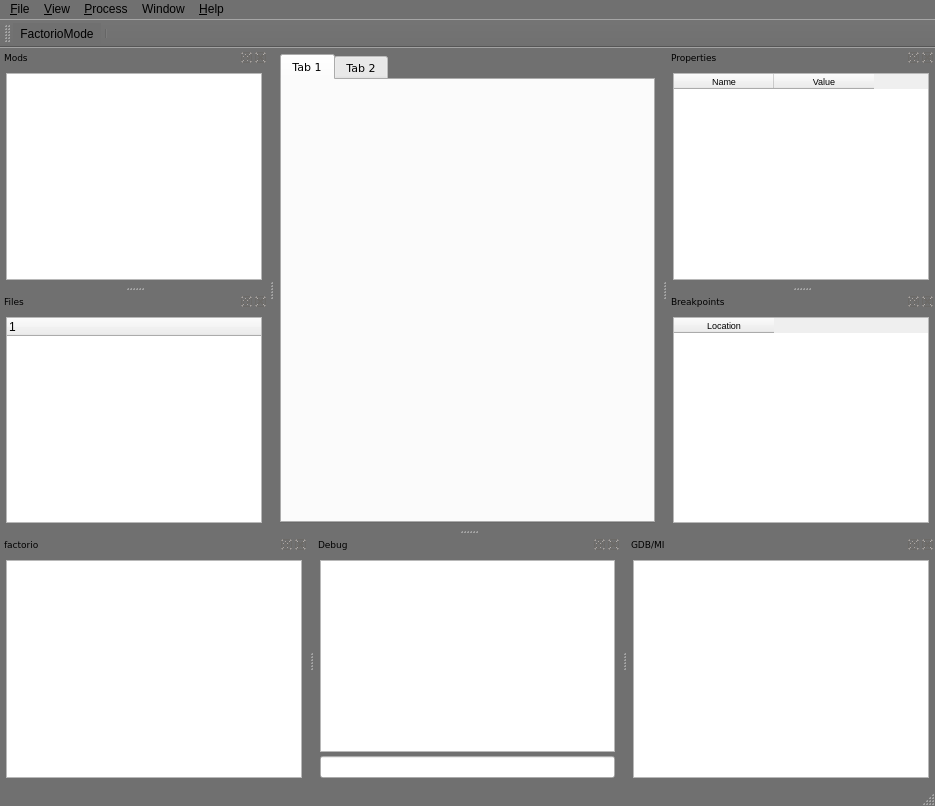
Qt form fdb/mainwindow.ui (mjml/fdb) before a commit.
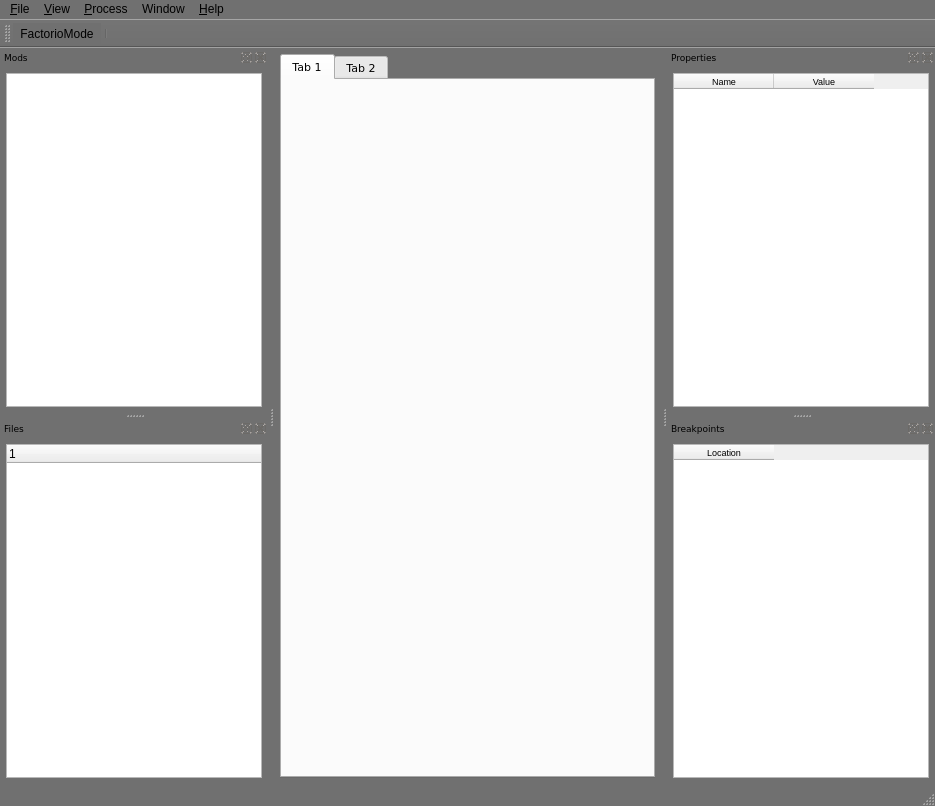
The same form after that commit. Icons and pictures are not drawn. Custom widgets are drawn as their Qt base class.

Commit message: reworked terminal dock started options dialog started wiring actions to MainWindow handlers (without success)

```diff
--- a/fdb/mainwindow.ui
+++ b/fdb/mainwindow.ui
@@ -134,117 +134,6 @@
    <addaction name="separator"/>
   </widget>
   <widget class="QStatusBar" name="statusBar"/>
-  <widget class="QTerminalDock" name="stdoutDock">
-   <property name="sizePolicy">
-    <sizepolicy hsizetype="Expanding" vsizetype="Expanding">
-     <horstretch>0</horstretch>
-     <verstretch>0</verstretch>
-    </sizepolicy>
-   </property>
-   <property name="minimumSize">
-    <size>
-     <width>102</width>
-     <height>101</height>
-    </size>
-   </property>
-   <property name="font">
-    <font>
-     <family>DejaVu Sans</family>
-     <pointsize>7</pointsize>
-    </font>
-   </property>
-   <property name="features">
-    <set>QDockWidget::AllDockWidgetFeatures</set>
-   </property>
-   <property name="windowTitle">
-    <string>factorio</string>
-   </property>
-   <attribute name="dockWidgetArea">
-    <number>8</number>
-   </attribute>
-   <widget class="QTerminalWidget" name="stdoutContents">
-    <layout class="QGridLayout" name="gridLayout">
-     <property name="leftMargin">
-      <number>6</number>
-     </property>
-     <property name="topMargin">
-      <number>6</number>
-     </property>
-     <property name="rightMargin">
-      <number>6</number>
-     </property>
-     <property name="bottomMargin">
-      <number>6</number>
-     </property>
-     <property name="spacing">
-      <number>4</number>
-     </property>
-     <item row="0" column="0">
-      <widget class="QPlainTextEdit" name="stdoutEdit"/>
-     </item>
-    </layout>
-   </widget>
-  </widget>
-  <widget class="QTerminalDock" name="gdbDock">
-   <property name="sizePolicy">
-    <sizepolicy hsizetype="Expanding" vsizetype="Expanding">
-     <horstretch>1</horstretch>
-     <verstretch>0</verstretch>
-    </sizepolicy>
-   </property>
-   <property name="minimumSize">
-    <size>
-     <width>100</width>
-     <height>143</height>
-    </size>
-   </property>
-   <property name="font">
-    <font>
-     <family>DejaVu Sans</family>
-     <pointsize>7</pointsize>
-    </font>
-   </property>
-   <property name="features">
-    <set>QDockWidget::AllDockWidgetFeatures</set>
-   </property>
-   <property name="windowTitle">
-    <string>Debug</string>
-   </property>
-   <attribute name="dockWidgetArea">
-    <number>8</number>
-   </attribute>
-   <widget class="QTerminalWidget" name="gdbContents">
-    <property name="sizePolicy">
-     <sizepolicy hsizetype="Expanding" vsizetype="Expanding">
-      <horstretch>1</horstretch>
-      <verstretch>1</verstretch>
-     </sizepolicy>
-    </property>
-    <layout class="QVBoxLayout" name="verticalLayout_3">
-     <property name="spacing">
-      <number>4</number>
-     </property>
-     <property name="leftMargin">
-      <number>6</number>
-     </property>
-     <property name="topMargin">
-      <number>6</number>
-     </property>
-     <property name="rightMargin">
-      <number>6</number>
-     </property>
-     <property name="bottomMargin">
-      <number>6</number>
-     </property>
-     <item>
-      <widget class="QPlainTextEdit" name="gdbOutEdit"/>
-     </item>
-     <item>
-      <widget class="QLineEdit" name="gdbInEdit"/>
-     </item>
-    </layout>
-   </widget>
-  </widget>
   <widget class="QDockWidget" name="propsDock">
    <property name="sizePolicy">
     <sizepolicy hsizetype="Preferred" vsizetype="Preferred">
@@ -314,48 +203,6 @@
     </layout>
    </widget>
   </widget>
-  <widget class="QTerminalDock" name="gdbmiDock">
-   <property name="minimumSize">
-    <size>
-     <width>82</width>
-     <height>101</height>
-    </size>
-   </property>
-   <property name="font">
-    <font>
-     <family>DejaVu Sans</family>
-     <pointsize>7</pointsize>
-    </font>
-   </property>
-   <property name="windowTitle">
-    <string>GDB/MI</string>
-   </property>
-   <attribute name="dockWidgetArea">
-    <number>8</number>
-   </attribute>
-   <widget class="QTerminalWidget" name="gdbmiContents">
-    <layout class="QGridLayout" name="gridLayout_5">
-     <property name="leftMargin">
-      <number>6</number>
-     </property>
-     <property name="topMargin">
-      <number>6</number>
-     </property>
-     <property name="rightMargin">
-      <number>6</number>
-     </property>
-     <property name="bottomMargin">
-      <number>6</number>
-     </property>
-     <property name="spacing">
-      <number>4</number>
-     </property>
-     <item row="0" column="0">
-      <widget class="QPlainTextEdit" name="gdbmiInOutEdit"/>
-     </item>
-    </layout>
-   </widget>
-  </widget>
   <widget class="QDockWidget" name="brkDock">
    <property name="minimumSize">
     <size>
@@ -517,20 +364,6 @@
   <zorder>filesDock</zorder>
  </widget>
  <layoutdefault spacing="6" margin="11"/>
- <customwidgets>
-  <customwidget>
-   <class>QTerminalWidget</class>
-   <extends>QWidget</extends>
-   <header location="global">gui/QTerminalWidget.h</header>
-   <container>1</container>
-  </customwidget>
-  <customwidget>
-   <class>QTerminalDock</class>
-   <extends>QDockWidget</extends>
-   <header location="global">gui/QTerminalDock.h</header>
-   <container>1</container>
-  </customwidget>
- </customwidgets>
  <resources>
   <include location="fdbresources.qrc"/>
  </resources>
```
Left out of the diff: 44 changed lines with no effect on the pictures. The commit also changes 13 other files.
